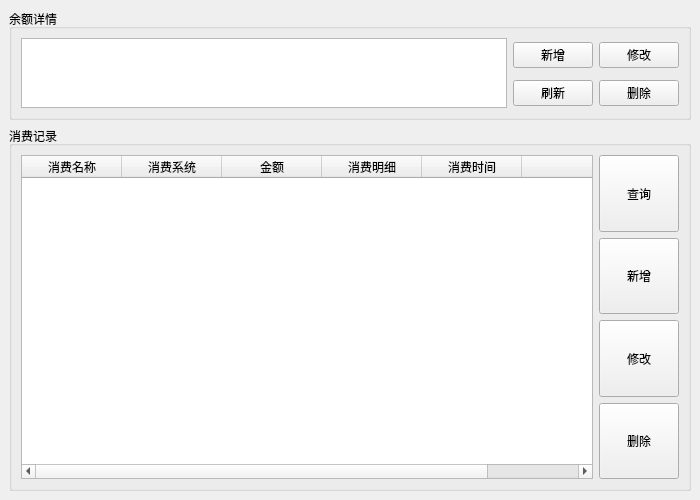
Before: the Qt Designer form mainwindow.ui in Jay-Zhu-master/AccountingSystem, drawn with Qt 5.
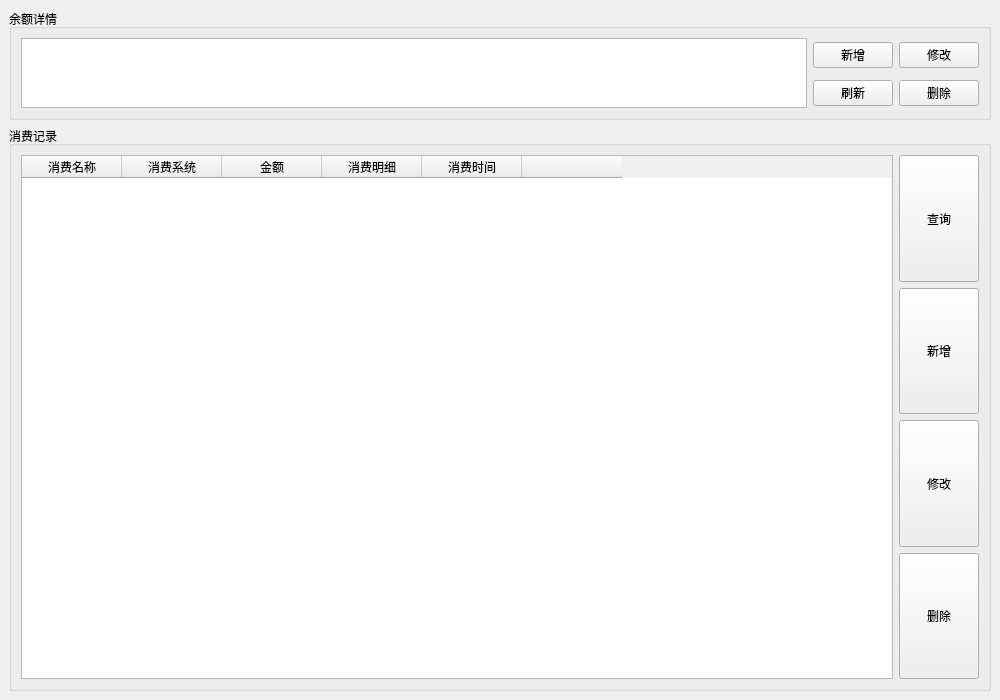
After: the same form once the commit is applied.

The edit to the form file:
```diff
--- a/mainwindow.ui
+++ b/mainwindow.ui
@@ -6,8 +6,8 @@
    <rect>
     <x>0</x>
     <y>0</y>
-    <width>700</width>
-    <height>500</height>
+    <width>1000</width>
+    <height>700</height>
    </rect>
   </property>
   <property name="sizePolicy">
```
